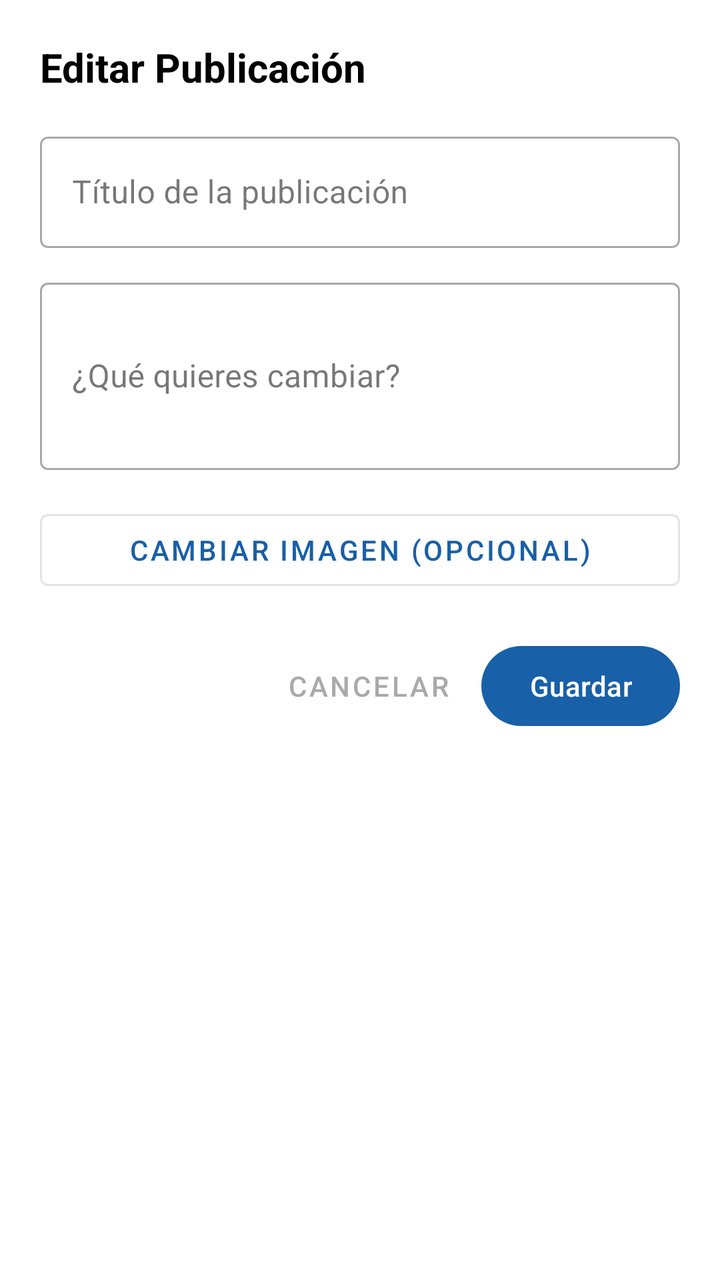
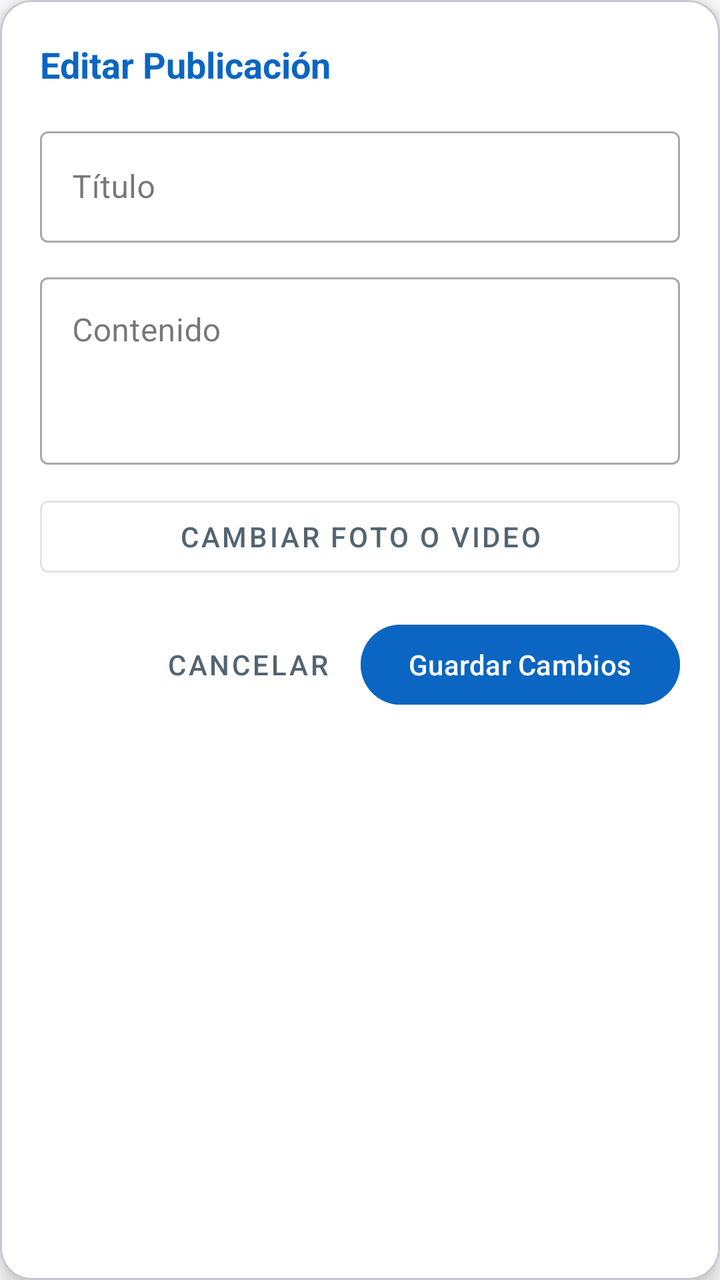

Before-and-after screenshots of an Android layout around one commit, followed by the original layout XML and the change that was made.
<!-- AndroidManifest.xml: application theme Theme.LinkedInInterno -->
<!-- res/layout/activity_editar_publicacion.xml -->
<?xml version="1.0" encoding="utf-8"?>
<LinearLayout xmlns:android="http://schemas.android.com/apk/res/android"
    android:layout_width="match_parent"
    android:layout_height="wrap_content"
    android:orientation="vertical"
    android:padding="20dp"
    android:background="@android:color/white">

    <TextView
        android:layout_width="match_parent"
        android:layout_height="wrap_content"
        android:text="Editar Publicación"
        android:textSize="20sp"
        android:textStyle="bold"
        android:textColor="@android:color/black"
        android:layout_marginBottom="16dp"/>

    <com.google.android.material.textfield.TextInputLayout
        android:layout_width="match_parent"
        android:layout_height="wrap_content"
        android:hint="Título de la publicación"
        style="@style/Widget.MaterialComponents.TextInputLayout.OutlinedBox">

        <com.google.android.material.textfield.TextInputEditText
            android:id="@+id/etEditarTitulo"
            android:layout_width="match_parent"
            android:layout_height="wrap_content"
            android:inputType="textCapSentences" />
    </com.google.android.material.textfield.TextInputLayout>

    <com.google.android.material.textfield.TextInputLayout
        android:layout_width="match_parent"
        android:layout_height="wrap_content"
        android:layout_marginTop="12dp"
        android:hint="¿Qué quieres cambiar?"
        style="@style/Widget.MaterialComponents.TextInputLayout.OutlinedBox">

        <com.google.android.material.textfield.TextInputEditText
            android:id="@+id/etEditarContenido"
            android:layout_width="match_parent"
            android:layout_height="wrap_content"
            android:inputType="textMultiLine"
            android:minLines="3" />
    </com.google.android.material.textfield.TextInputLayout>

    
    <Button
        android:id="@+id/btnEditarSeleccionarImagen"
        style="@style/Widget.MaterialComponents.Button.OutlinedButton"
        android:layout_width="match_parent"
        android:layout_height="wrap_content"
        android:layout_marginTop="16dp"
        android:text="Cambiar imagen (Opcional)" />

    
    <ImageView
        android:id="@+id/ivEditarPreview"
        android:layout_width="match_parent"
        android:layout_height="140dp"
        android:layout_marginTop="8dp"
        android:scaleType="centerCrop"
        android:visibility="gone"
        android:contentDescription="Vista previa de imagen" />

    <LinearLayout
        android:layout_width="match_parent"
        android:layout_height="wrap_content"
        android:orientation="horizontal"
        android:gravity="end"
        android:layout_marginTop="20dp">

        <Button
            android:id="@+id/btnCancelarEdicion"
            style="@style/Widget.MaterialComponents.Button.TextButton"
            android:layout_width="wrap_content"
            android:layout_height="wrap_content"
            android:text="Cancelar"
            android:textColor="@android:color/darker_gray"/>

        <Button
            android:id="@+id/btnGuardarEdicion"
            android:layout_width="wrap_content"
            android:layout_height="wrap_content"
            android:text="Guardar"
            android:layout_marginStart="8dp"/>
    </LinearLayout>
</LinearLayout>
<!-- resources referenced by this layout -->
<resources>
  <style name="Theme.LinkedInInterno" parent="Base.Theme.LinkedInInterno" />
  <style name="Base.Theme.LinkedInInterno" parent="Theme.Material3.DayNight.NoActionBar">
          
          <item name="colorPrimary">@color/azul_institucional</item>
          <item name="colorOnPrimary">@color/white</item>
          <item name="colorPrimaryContainer">@color/azul_institucional</item>
          <item name="colorOnPrimaryContainer">@color/azul_oscuro</item>
          <item name="colorSecondary">@color/dorado_oro_uas</item>
          <item name="android:colorBackground">@color/white</item>
      </style>
  <color name="azul_institucional">#1860A8</color>
  <color name="white">#FFFFFFFF</color>
  <color name="azul_oscuro">#1B365D</color>
  <color name="dorado_oro_uas">#AF9121</color>
</resources>

<!-- the commit's change to res/layout/activity_editar_publicacion.xml (unified diff, before → after) -->
@@ -1,87 +1,113 @@
 <?xml version="1.0" encoding="utf-8"?>
-<LinearLayout xmlns:android="http://schemas.android.com/apk/res/android"
+<com.google.android.material.card.MaterialCardView
+    xmlns:android="http://schemas.android.com/apk/res/android"
+    xmlns:app="http://schemas.android.com/apk/res-auto"
     android:layout_width="match_parent"
     android:layout_height="wrap_content"
-    android:orientation="vertical"
-    android:padding="20dp"
-    android:background="@android:color/white">
-
-    <TextView
-        android:layout_width="match_parent"
-        android:layout_height="wrap_content"
-        android:text="Editar Publicación"
-        android:textSize="20sp"
-        android:textStyle="bold"
-        android:textColor="@android:color/black"
-        android:layout_marginBottom="16dp"/>
-
-    <com.google.android.material.textfield.TextInputLayout
-        android:layout_width="match_parent"
-        android:layout_height="wrap_content"
-        android:hint="Título de la publicación"
-        style="@style/Widget.MaterialComponents.TextInputLayout.OutlinedBox">
-
-        <com.google.android.material.textfield.TextInputEditText
-            android:id="@+id/etEditarTitulo"
-            android:layout_width="match_parent"
-            android:layout_height="wrap_content"
-            android:inputType="textCapSentences" />
-    </com.google.android.material.textfield.TextInputLayout>
-
-    <com.google.android.material.textfield.TextInputLayout
-        android:layout_width="match_parent"
-        android:layout_height="wrap_content"
-        android:layout_marginTop="12dp"
-        android:hint="¿Qué quieres cambiar?"
-        style="@style/Widget.MaterialComponents.TextInputLayout.OutlinedBox">
-
-        <com.google.android.material.textfield.TextInputEditText
-            android:id="@+id/etEditarContenido"
-            android:layout_width="match_parent"
-            android:layout_height="wrap_content"
-            android:inputType="textMultiLine"
-            android:minLines="3" />
-    </com.google.android.material.textfield.TextInputLayout>
-
-    
-    <Button
-        android:id="@+id/btnEditarSeleccionarImagen"
-        style="@style/Widget.MaterialComponents.Button.OutlinedButton"
-        android:layout_width="match_parent"
-        android:layout_height="wrap_content"
-        android:layout_marginTop="16dp"
-        android:text="Cambiar imagen (Opcional)" />
-
-    
-    <ImageView
-        android:id="@+id/ivEditarPreview"
-        android:layout_width="match_parent"
-        android:layout_height="140dp"
-        android:layout_marginTop="8dp"
-        android:scaleType="centerCrop"
-        android:visibility="gone"
-        android:contentDescription="Vista previa de imagen" />
+    android:layout_margin="16dp"
+    app:cardCornerRadius="16dp"
+    app:cardElevation="6dp"
+    android:backgroundTint="@color/white">
 
     <LinearLayout
         android:layout_width="match_parent"
         android:layout_height="wrap_content"
-        android:orientation="horizontal"
-        android:gravity="end"
-        android:layout_marginTop="20dp">
+        android:orientation="vertical"
+        android:padding="20dp">
 
-        <Button
-            android:id="@+id/btnCancelarEdicion"
-            style="@style/Widget.MaterialComponents.Button.TextButton"
+        <TextView
             android:layout_width="wrap_content"
             android:layout_height="wrap_content"
-            android:text="Cancelar"
-            android:textColor="@android:color/darker_gray"/>
+            android:text="Editar Publicación"
+            android:textColor="#0A66C2"
+            android:textSize="18sp"
+            android:textStyle="bold"
+            android:layout_marginBottom="16dp" />
 
+        
+        <com.google.android.material.textfield.TextInputLayout
+            style="@style/Widget.MaterialComponents.TextInputLayout.OutlinedBox"
+            android:layout_width="match_parent"
+            android:layout_height="wrap_content"
+            android:hint="Título"
+            android:layout_marginBottom="12dp">
+
+            <com.google.android.material.textfield.TextInputEditText
+                android:id="@+id/etEditarTitulo"
+                android:layout_width="match_parent"
+                android:layout_height="wrap_content"
+                android:inputType="textCapSentences" />
+        </com.google.android.material.textfield.TextInputLayout>
+
+        
+        <com.google.android.material.textfield.TextInputLayout
+            style="@style/Widget.MaterialComponents.TextInputLayout.OutlinedBox"
+            android:layout_width="match_parent"
+            android:layout_height="wrap_content"
+            android:hint="Contenido"
+            android:layout_marginBottom="12dp">
+
+            <com.google.android.material.textfield.TextInputEditText
+                android:id="@+id/etEditarContenido"
+                android:layout_width="match_parent"
+                android:layout_height="wrap_content"
+                android:gravity="top"
+                android:inputType="textMultiLine"
+                android:minLines="3" />
+        </com.google.android.material.textfield.TextInputLayout>
+
+        
+        <ImageView
+            android:id="@+id/ivEditarPreview"
+            android:layout_width="match_parent"
+            android:layout_height="180dp"
+            android:scaleType="centerCrop"
+            android:visibility="gone"
+            android:layout_marginBottom="12dp"
+            android:contentDescription="Vista previa de imagen" />
+
+        
+        <VideoView
+            android:id="@+id/vvEditarPreview"
+            android:layout_width="match_parent"
+            android:layout_height="200dp"
+            android:visibility="gone"
+            android:layout_marginBottom="12dp" />
+
+        
         <Button
-            android:id="@+id/btnGuardarEdicion"
-            android:layout_width="wrap_content"
+            android:id="@+id/btnEditarSeleccionarImagen"
+            style="@style/Widget.MaterialComponents.Button.OutlinedButton"
+            android:layout_width="match_parent"
             android:layout_height="wrap_content"
-            android:text="Guardar"
-            android:layout_marginStart="8dp"/>
+            android:text="Cambiar Foto o Video"
+            android:textColor="#536471"
+            android:layout_marginBottom="16dp" />
+
+        
+        <LinearLayout
+            android:layout_width="match_parent"
+            android:layout_height="wrap_content"
+            android:orientation="horizontal"
+            android:gravity="end">
+
+            <Button
+                android:id="@+id/btnCancelarEdicion"
+                style="@style/Widget.MaterialComponents.Button.TextButton"
+                android:layout_width="wrap_content"
+                android:layout_height="wrap_content"
+                android:text="Cancelar"
+                android:textColor="#536471" />
+
+            <Button
+                android:id="@+id/btnGuardarEdicion"
+                android:layout_width="wrap_content"
+                android:layout_height="wrap_content"
+                android:layout_marginStart="8dp"
+                android:backgroundTint="#0A66C2"
+                android:text="Guardar Cambios"
+                android:textColor="@android:color/white" />
+        </LinearLayout>
+
     </LinearLayout>
-</LinearLayout>
+</com.google.android.material.card.MaterialCardView>
